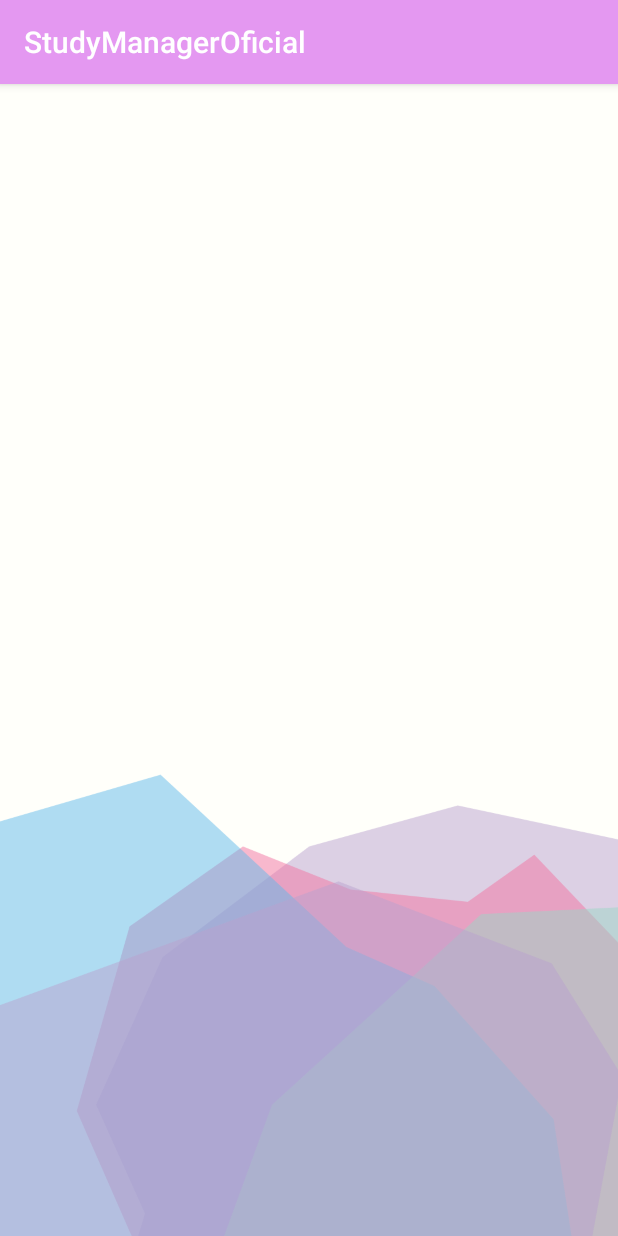
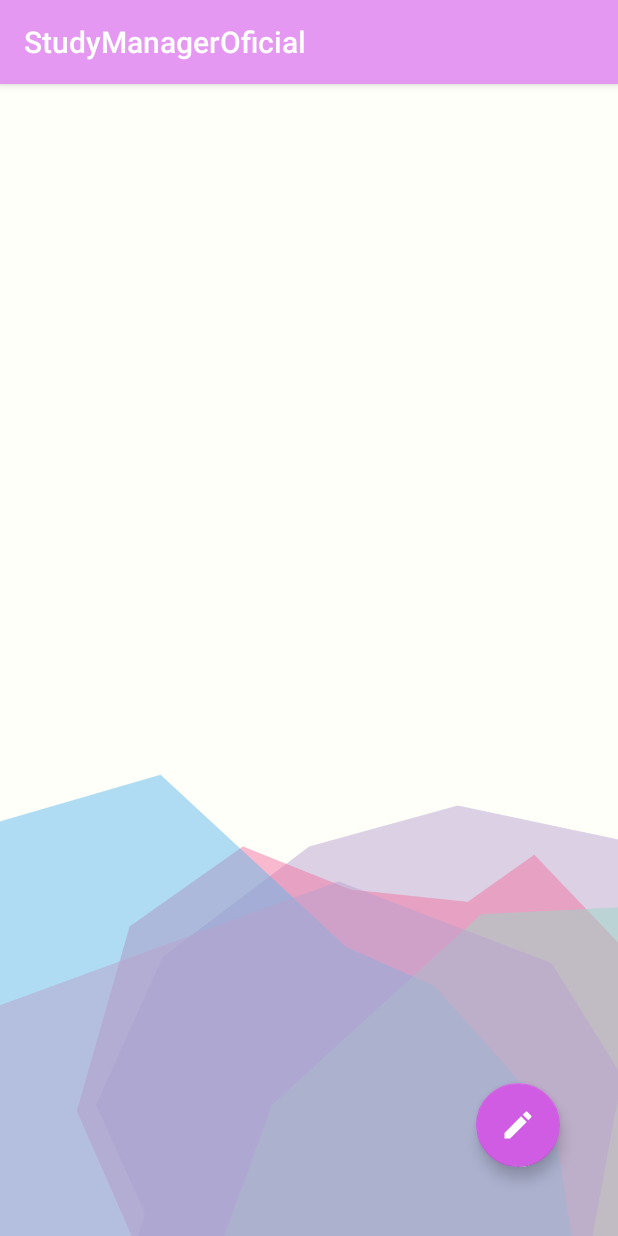
Before and after one commit to lucasantonio12/StudyManagerOficial, an Android app: the TarefaDetalhada screen opened directly, with no data from a screen before it, on a phone screen of 412 x 824 dp. Run offline under Robolectric (Android 15) with nearby library versions, the phone set to English and light mode, and no system bars.

Commit message:
Botões de editar nas activitys de: - disciplina detalhada - tarefa detalhada

```diff
--- /dev/null
+++ b/app/src/main/res/drawable/ic_create_black_24dp.xml
@@ -0,0 +1,5 @@
+<vector android:height="24dp" android:tint="#FFFFFF"
+    android:viewportHeight="24.0" android:viewportWidth="24.0"
+    android:width="24dp" xmlns:android="http://schemas.android.com/apk/res/android">
+    <path android:fillColor="#FF000000" android:pathData="M3,17.25V21h3.75L17.81,9.94l-3.75,-3.75L3,17.25zM20.71,7.04c0.39,-0.39 0.39,-1.02 0,-1.41l-2.34,-2.34c-0.39,-0.39 -1.02,-0.39 -1.41,0l-1.83,1.83 3.75,3.75 1.83,-1.83z"/>
+</vector>
--- a/app/src/main/res/layout/activity_tarefa_detalhada.xml
+++ b/app/src/main/res/layout/activity_tarefa_detalhada.xml
@@ -7,4 +7,24 @@
     android:background="@drawable/background2"
     tools:context=".viewTarefa.TarefaDetalhada">
 
+    <androidx.constraintlayout.widget.ConstraintLayout
+        android:layout_width="match_parent"
+        android:layout_height="match_parent" >
+
+        <com.google.android.material.floatingactionbutton.FloatingActionButton
+            android:id="@+id/floatCadastraDisciplina"
+            android:layout_width="wrap_content"
+            android:layout_height="wrap_content"
+            android:layout_marginBottom="16dp"
+            android:clickable="true"
+            android:src="@drawable/ic_create_black_24dp"
+            app:layout_constraintBottom_toBottomOf="parent"
+            app:layout_constraintEnd_toEndOf="parent"
+            app:layout_constraintHorizontal_bias="0.892"
+            app:layout_constraintStart_toStartOf="parent"
+            app:layout_constraintTop_toTopOf="parent"
+            app:layout_constraintVertical_bias="0.957" />
+
+    </androidx.constraintlayout.widget.ConstraintLayout>
+
 </androidx.constraintlayout.widget.ConstraintLayout>
```
Also changed, not shown: app/src/main/res/layout/activity_disciplina_detalhada.xml (+23 -0 lines).
